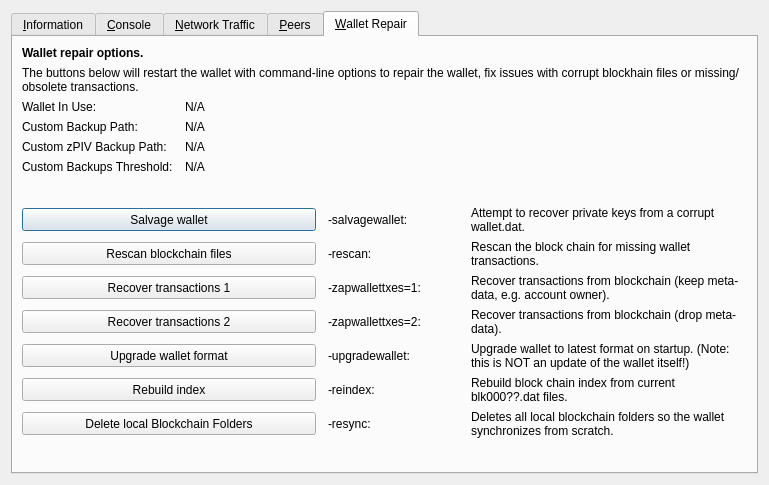
JackCoreProject/JACK, file src/qt/forms/rpcconsole.ui: the form before one commit.
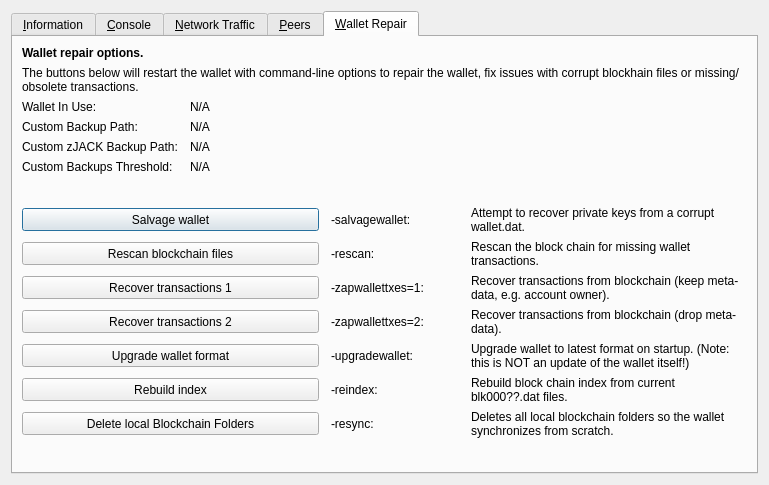
The form after the commit. The open tabs and pages were chosen to show the change. Icons and pictures are not drawn. Custom widgets are drawn as their Qt base class.

Commit message: Rename PIV to JACK (ticker)

The edit to the form file:
```diff
--- a/src/qt/forms/rpcconsole.ui
+++ b/src/qt/forms/rpcconsole.ui
@@ -1328,7 +1328,7 @@
        <item row="4" column="0">
         <widget class="QLabel" name="wallet_customzpivbackuppath_label">
          <property name="text">
-          <string>Custom zPIV Backup Path:</string>
+          <string>Custom zJACK Backup Path:</string>
          </property>
          <property name="visible">
           <bool>false</bool>
```
The commit also changes 134 other files.
